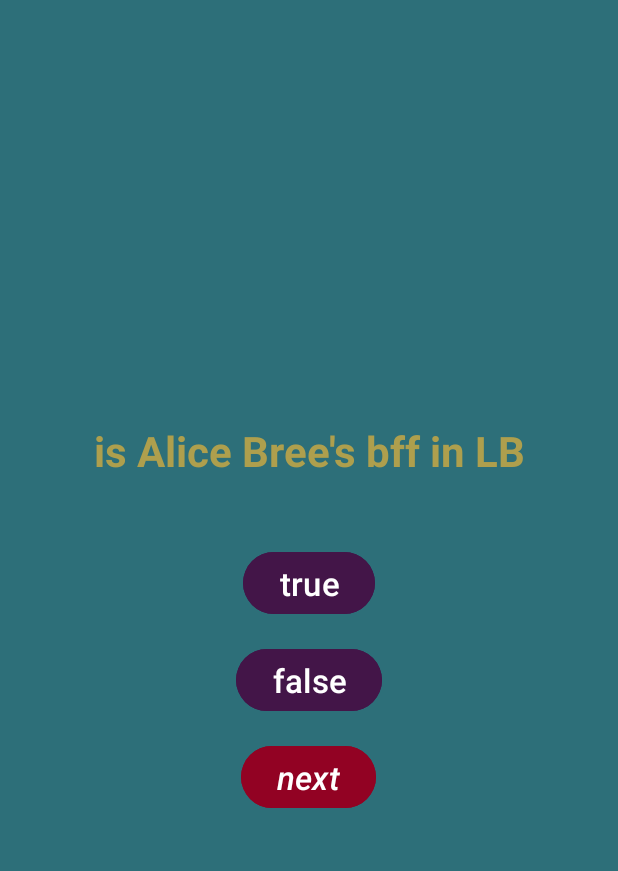
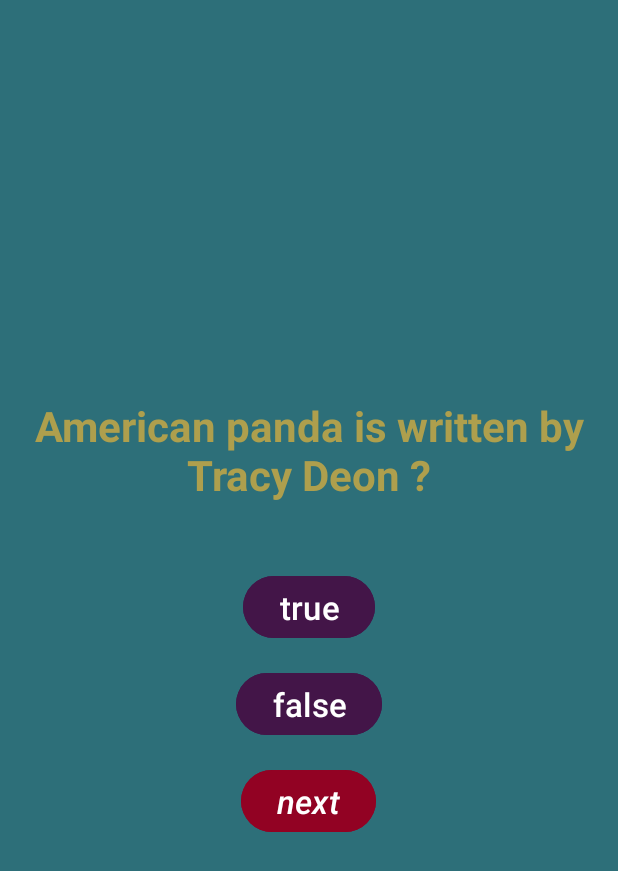
Before and after one commit to Anna24-bit/BookQuiz, an Android app: the screen it shows after launch (MainActivity), after a tap on "false", on a phone screen of 412 x 824 dp. Shown: the top 871 px of the screen. Run offline under Robolectric (Android 15) with nearby library versions, the phone set to English and light mode, and no system bars.

Commit message:
added changes

```diff
--- a/app/src/main/java/org/baltimorecityschools/bookquizappal/MainActivity.java
+++ b/app/src/main/java/org/baltimorecityschools/bookquizappal/MainActivity.java
@@ -41,7 +41,7 @@ public class MainActivity extends AppCompatActivity {
         q7 = new Question("To kill a mocking bird is based on a true story ?",true);
         q8 = new Question(" legend born is a trilogy?",true);
         q9 = new Question(" The great gatsby was published in 2002",false);
-        q9 = new Question(" if beale streets could talk was written by james baldwin",true);
+        q10 = new Question(" if beale streets could talk was written by james baldwin",true);
 
 
 
@@ -81,13 +81,13 @@ public class MainActivity extends AppCompatActivity {
             public void onClick(View view) {
 
                 if(currentQ.getCorrAns()==false){
-                    toastMsg="You got it wrong";
+                    toastMsg="You got it right";
                     score++;
 
                 }
 
                 else{
-                    toastMsg="You got the question right";
+                    toastMsg="You got the question wrong";
                 }
 
                 duration= Toast.LENGTH_SHORT;
--- a/app/src/main/res/layout/activity_main.xml
+++ b/app/src/main/res/layout/activity_main.xml
@@ -16,7 +16,7 @@
         android:layout_height="wrap_content"
         android:id="@+id/questtv1"
         android:textSize="28sp"
-        android:text="is Alice Bree's bff in LB"
+        android:text="American panda is written by Tracy Deon ?"
         android:textAlignment="center"
         android:textStyle="bold"
         android:textColor="@color/yel"
```
